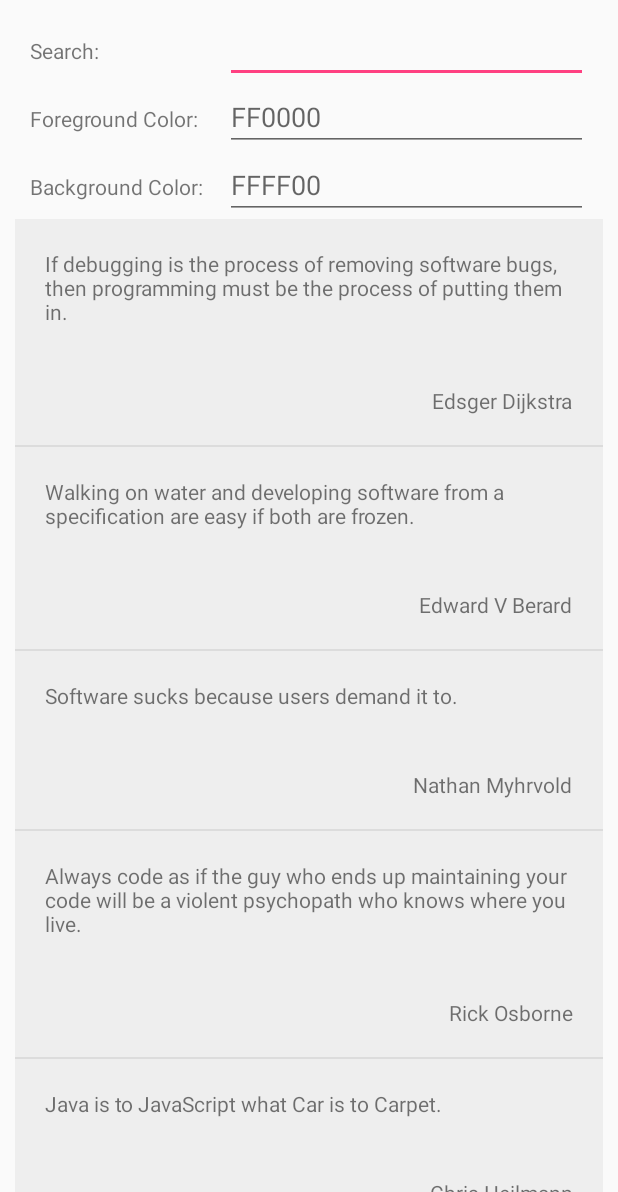
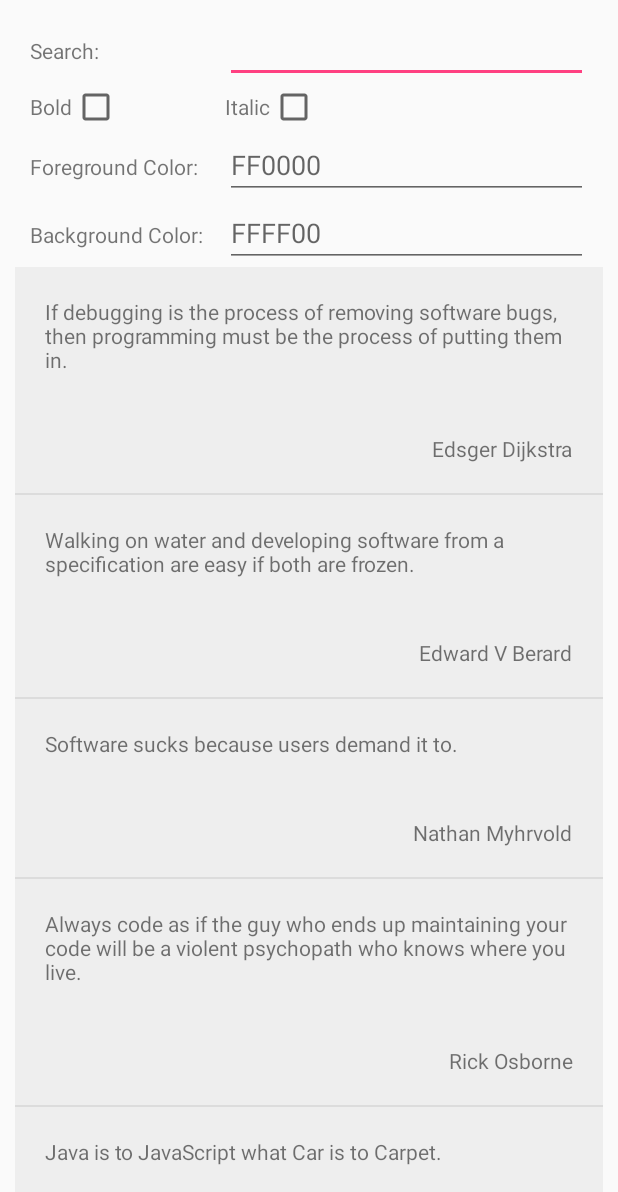
Before and after one commit to xeoh/TextHighlighter, an Android app: the screen it shows after launch (MainActivity), on a phone screen of 412 x 824 dp, the part 44-1236 px from its top. Run offline under Robolectric (Android 15) with nearby library versions, the phone set to English and light mode, and no system bars.

Commit message:
add bold & italic typeface support

```diff
--- a/sample/src/main/java/com/xeoh/sample/texthighlighter/MainActivity.java
+++ b/sample/src/main/java/com/xeoh/sample/texthighlighter/MainActivity.java
@@ -10,6 +10,9 @@ import android.view.LayoutInflater;
 import android.view.View;
 import android.view.ViewGroup;
 import android.widget.BaseAdapter;
+import android.widget.CheckBox;
+import android.widget.CompoundButton;
+import android.widget.CompoundButton.OnCheckedChangeListener;
 import android.widget.EditText;
 import android.widget.ListView;
 import android.widget.TextView;
@@ -48,6 +51,12 @@ public class MainActivity extends AppCompatActivity {
 
     EditText bgColorText = (EditText) findViewById(R.id.bg_color_text);
     bgColorText.addTextChangedListener(bgColorTextWatcher);
+
+    CheckBox boldText = (CheckBox) findViewById(R.id.bold_text);
+    boldText.setOnCheckedChangeListener(boldChangedListener);
+
+    CheckBox italicText = (CheckBox) findViewById(R.id.italic_text);
+    italicText.setOnCheckedChangeListener(italicChangedListener);
   }
 
   private TextWatcher searchTextWatcher = new TextWatcher() {
@@ -127,6 +136,22 @@ public class MainActivity extends AppCompatActivity {
     public void afterTextChanged(Editable s) { }
   };
 
+  private OnCheckedChangeListener boldChangedListener = new OnCheckedChangeListener() {
+    @Override
+    public void onCheckedChanged(CompoundButton buttonView, boolean isChecked) {
+      textHighlighter.setBold(isChecked);
+      textHighlighter.invalidate(matcher);
+    }
+  };
+
+  private OnCheckedChangeListener italicChangedListener = new OnCheckedChangeListener() {
+    @Override
+    public void onCheckedChanged(CompoundButton buttonView, boolean isChecked) {
+      textHighlighter.setItalic(isChecked);
+      textHighlighter.invalidate(matcher);
+    }
+  };
+
   private class QuoteListAdapter extends BaseAdapter {
     private ArrayList<HashMap.Entry<String, String>> quotes;
     private TextHighlighter textHighlighter;
--- a/sample/src/main/res/layout/activity_main.xml
+++ b/sample/src/main/res/layout/activity_main.xml
@@ -33,6 +33,44 @@
             android:id="@+id/search_text"
             android:layout_width="match_parent"
             android:layout_height="wrap_content"/>
+    </LinearLayout>
+
+    <LinearLayout
+        android:layout_width="match_parent"
+        android:layout_height="wrap_content"
+        android:orientation="horizontal"
+        android:paddingLeft="20dp"
+        android:paddingStart="20dp"
+        android:paddingRight="20dp"
+        android:paddingEnd="20dp">
+
+        <LinearLayout
+            android:layout_width="130dp"
+            android:layout_height="wrap_content"
+            android:orientation="horizontal">
+            <TextView
+                android:layout_width="wrap_content"
+                android:layout_height="wrap_content"
+                android:text="Bold"/>
+            <CheckBox
+                android:id="@+id/bold_text"
+                android:layout_width="wrap_content"
+                android:layout_height="wrap_content"/>
+        </LinearLayout>
+
+        <LinearLayout
+            android:layout_width="130dp"
+            android:layout_height="wrap_content"
+            android:orientation="horizontal">
+            <TextView
+                android:layout_width="wrap_content"
+                android:layout_height="wrap_content"
+                android:text="Italic"/>
+            <CheckBox
+                android:id="@+id/italic_text"
+                android:layout_width="wrap_content"
+                android:layout_height="wrap_content"/>
+        </LinearLayout>
     </LinearLayout>
 
     <LinearLayout
```
Also changed, not shown: library/src/main/java/com/xeoh/android/texthighlighter/TextHighlighter.java (+43 -2 lines).
